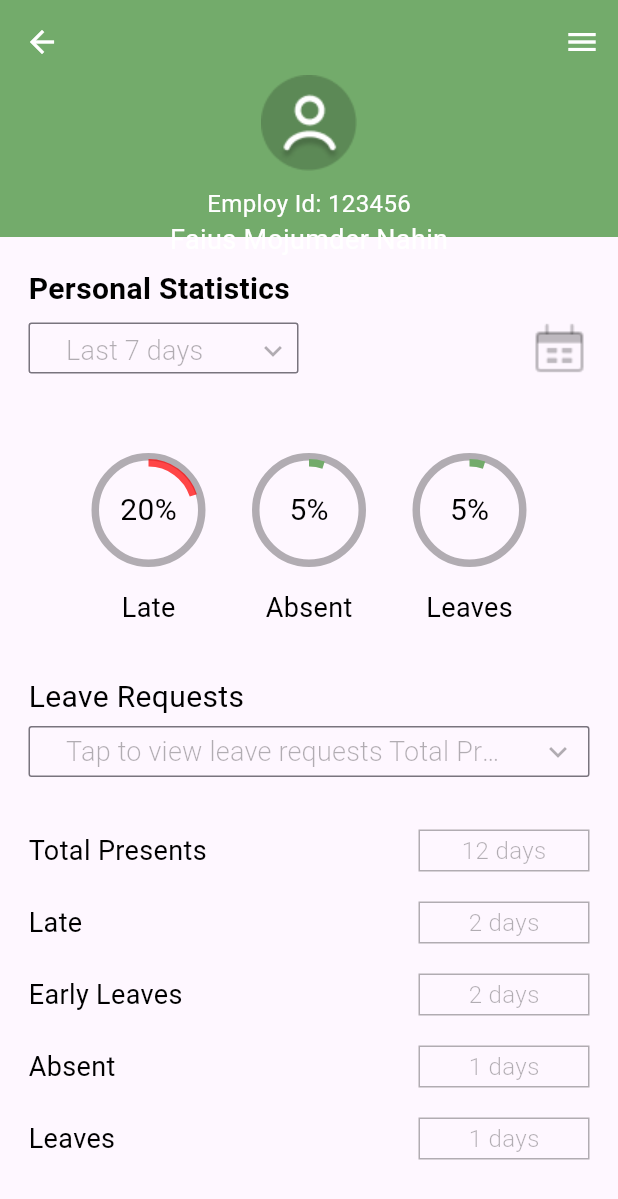
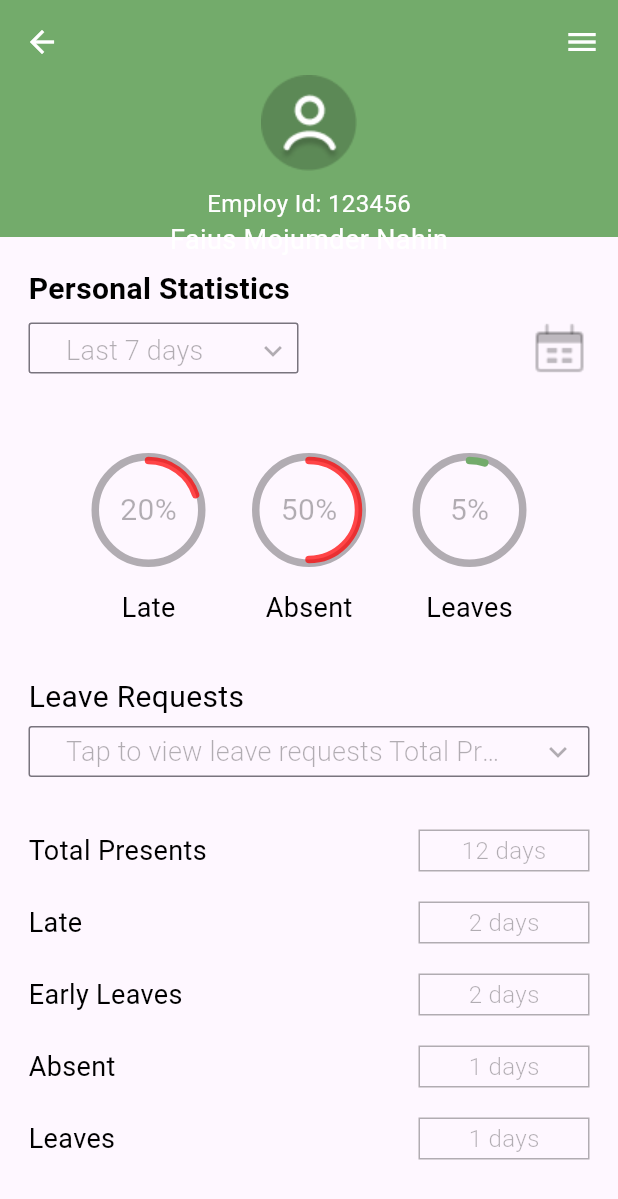
Before and after one commit to QuocKhanh2912/onsite_employee_management_system, a Flutter app: the EmployeeList screen opened by its route, after a tap on the "visibility" icon, on a phone screen of 412 x 824 dp. Shown: the top 1199 px of the screen. Run offline on Flutter 3.47's test engine with Material 2 defaults, Android fonts, the phone set to English and light mode, and no system bars; drawn by our look-alikes of simple_circular_progress_bar; our stand-ins replace bloc, dropdown_button2, flutter_bloc, geolocator, go_router, google_maps_flutter and 1 more; accounts and stored records are empty.

Commit message:
update: employee detail page

```diff
--- a/lib/page/splash/bloc/splash_bloc.dart
+++ b/lib/page/splash/bloc/splash_bloc.dart
@@ -10,8 +10,6 @@ class SplashBloc extends Bloc<SplashEvent, SplashState> {
   }
 
   _splashLoadingEvent(SplashEvent event, Emitter<SplashState> emit) async {
-    //emit(SplashLoadingState());
-    // await Future.delayed(const Duration(milliseconds: 5000));
     emit(SplashFinishState());
   }
 }
--- a/lib/page/splash/splash.dart
+++ b/lib/page/splash/splash.dart
@@ -1,10 +1,12 @@
 import 'package:flutter/material.dart';
+import 'package:flutter_bloc/flutter_bloc.dart';
 import 'package:go_router/go_router.dart';
 import 'package:onsite_employee_management_system/routes/route_named.dart';
 import 'package:onsite_employee_management_system/service/geolocation/determine_position.dart';
+import 'package:onsite_employee_management_system/service/local/local_service.dart';
 import 'package:onsite_employee_management_system/utils/assets_management.dart';
 import 'package:onsite_employee_management_system/utils/colors_management.dart';
-import 'package:flutter_bloc/flutter_bloc.dart';
+
 import 'bloc/splash_bloc.dart';
 
 class SplashPage extends StatefulWidget {
@@ -29,6 +31,8 @@ class _SplashPageState extends State<SplashPage> with TickerProviderStateMixin {
     linearController
         .forward()
         .then((value) => GeolocationService.determinePosition())
+        .then((value) =>
+            LocalService.saveCurrentPosition(value.latitude, value.longitude))
         .then((value) => _splashBloc.add(SplashLoadingEvent()));
     super.initState();
   }
--- a/lib/page/supervisor/employee_detail/component/chart_custom.dart
+++ b/lib/page/supervisor/employee_detail/component/chart_custom.dart
@@ -1,8 +1,7 @@
 import 'package:flutter/material.dart';
+import 'package:onsite_employee_management_system/page/supervisor/employee_detail/component/progress_bar.dart';
 import 'package:onsite_employee_management_system/utils/colors_management.dart';
 import 'package:onsite_employee_management_system/utils/text_style_management.dart';
-
-import 'custom_paint.dart';
 
 class ChartCustom extends StatelessWidget {
   const ChartCustom({super.key, required this.title, required this.percent});
@@ -20,18 +19,7 @@ class ChartCustom extends StatelessWidget {
           decoration: BoxDecoration(
               shape: BoxShape.circle,
               border: Border.all(color: ColorsManagement.blurBlack, width: 5)),
-          child: CustomPaint(
-            painter: LineCircleFractionPainter(
-                strokeWidth: 5,
-                color: percent >= 10
-                    ? ColorsManagement.red
-                    : ColorsManagement.green,
-                fraction: percent.toDouble() / 100),
-            child: Align(
-                alignment: Alignment.center,
-                child: Text('$percent%',
-                    style: TextStyleManagement.textNormalBlack20)),
-          ),
+          child: ProgressBarCustom(percent: percent.toDouble()),
         ),
         const SizedBox(
           height: 14,
--- a/lib/page/supervisor/employee_detail/component/custom_paint.dart
+++ /dev/null
@@ -1,43 +0,0 @@
-import 'package:flutter/material.dart';
-import 'dart:math' as math;
-
-
-class LineCircleFractionPainter extends CustomPainter {
-  final Color color;
-  final double strokeWidth;
-  final double fraction;
-
-  LineCircleFractionPainter({
-    required this.color,
-    required this.strokeWidth,
-    required this.fraction,
-  });
-
-  @override
-  void paint(Canvas canvas, Size size) {
-    final paint = Paint()
-      ..color = color
-      ..style = PaintingStyle.stroke
-      ..strokeWidth = strokeWidth;
-
-    final center = Offset(size.width / 2, size.height / 2);
-    final radius = math.min(size.width, size.height) / 2.1;
-
-    const startAngle = -math.pi / 2; // Start at 12 o'clock position
-    final sweepAngle = 2 * math.pi * fraction;
-
-    canvas.drawArc(
-      Rect.fromCircle(center: center, radius: radius),
-      startAngle,
-      sweepAngle,
-      false,
-      paint,
-    );
-  }
-
-  @override
-  bool shouldRepaint(LineCircleFractionPainter oldDelegate) =>
-      color != oldDelegate.color ||
-          strokeWidth != oldDelegate.strokeWidth ||
-          fraction != oldDelegate.fraction;
-}
--- /dev/null
+++ b/lib/page/supervisor/employee_detail/component/progress_bar.dart
@@ -0,0 +1,28 @@
+import 'package:flutter/material.dart';
+import 'package:onsite_employee_management_system/utils/colors_management.dart';
+import 'package:onsite_employee_management_system/utils/text_style_management.dart';
+import 'package:simple_circular_progress_bar/simple_circular_progress_bar.dart';
+
+class ProgressBarCustom extends StatelessWidget {
+  const ProgressBarCustom({super.key, required this.percent});
+
+  final double percent;
+
+  @override
+  Widget build(BuildContext context) {
+    return SimpleCircularProgressBar(
+        size: 61,
+        mergeMode: true,
+        progressColors:
+            percent >= 10 ? [ColorsManagement.red] : [ColorsManagement.green],
+        backColor: Colors.transparent,
+        progressStrokeWidth: 5,
+        valueNotifier: ValueNotifier(percent),
+        onGetText: (percent) {
+          return Text(
+            '${percent.toInt()}%',
+            style: TextStyleManagement.textBlurBlack20,
+          );
+        });
+  }
+}
--- a/lib/page/supervisor/employee_detail/employee_detail.dart
+++ b/lib/page/supervisor/employee_detail/employee_detail.dart
@@ -114,7 +114,7 @@ class _EmployeeDetailPageState extends State<EmployeeDetailPage> {
                       SizedBox(
                         width: 31,
                       ),
-                      ChartCustom(percent: 5, title: 'Absent'),
+                      ChartCustom(percent: 50, title: 'Absent'),
                       SizedBox(
                         width: 31,
                       ),
--- a/lib/service/geolocation/determine_position.dart
+++ b/lib/service/geolocation/determine_position.dart
@@ -52,4 +52,5 @@ class GeolocationService {
         startLatitude, startLongitude, endLatitude, endLongitude);
     return distance;
   }
+
 }
--- a/lib/utils/key_management.dart
+++ b/lib/utils/key_management.dart
@@ -3,4 +3,6 @@ class KeyManagement{
   static const String timeCheckInKey = 'timeCheckIn';
   static const String timeCheckOutKey = 'timeCheckOut';
   static const String timeWorkingKey = 'timeWorking';
+  static const String latitudeKey = 'latitude';
+  static const String longitudeKey = 'longitude';
 }
--- a/lib/utils/text_style_management.dart
+++ b/lib/utils/text_style_management.dart
@@ -67,6 +67,10 @@ class TextStyleManagement {
       fontWeight: FontWeight.w400,
       fontSize: 14,
       color: ColorsManagement.blurBlack);
+  static const TextStyle textBlurBlack20 = TextStyle(
+      fontWeight: FontWeight.w400,
+      fontSize: 20,
+      color: ColorsManagement.blurBlack);
   static const TextStyle textBlurBlack24 = TextStyle(
       fontWeight: FontWeight.w400,
       fontSize: 24,
--- a/pubspec.yaml
+++ b/pubspec.yaml
@@ -44,6 +44,7 @@ dependencies:
   dropdown_button2: ^2.3.9
   geolocator: ^10.0.1
   shared_preferences: ^2.2.1
+  simple_circular_progress_bar: ^1.0.2
 
 dev_dependencies:
   flutter_test:
```
Also changed, not shown: lib/data/location_modal.dart (+4 -4 lines), lib/page/home/bloc/home_bloc.dart (+10 -1 lines), lib/page/home/bloc/home_state.dart (+5 -3 lines), lib/page/home/component/google_map_custom.dart (added, +91 -0 lines), lib/page/home/home.dart (+13 -29 lines), lib/service/local/get_unit_8_list.dart (added, +8 -0 lines), lib/service/local/local_service.dart (+14 -2 lines), pubspec.lock.
